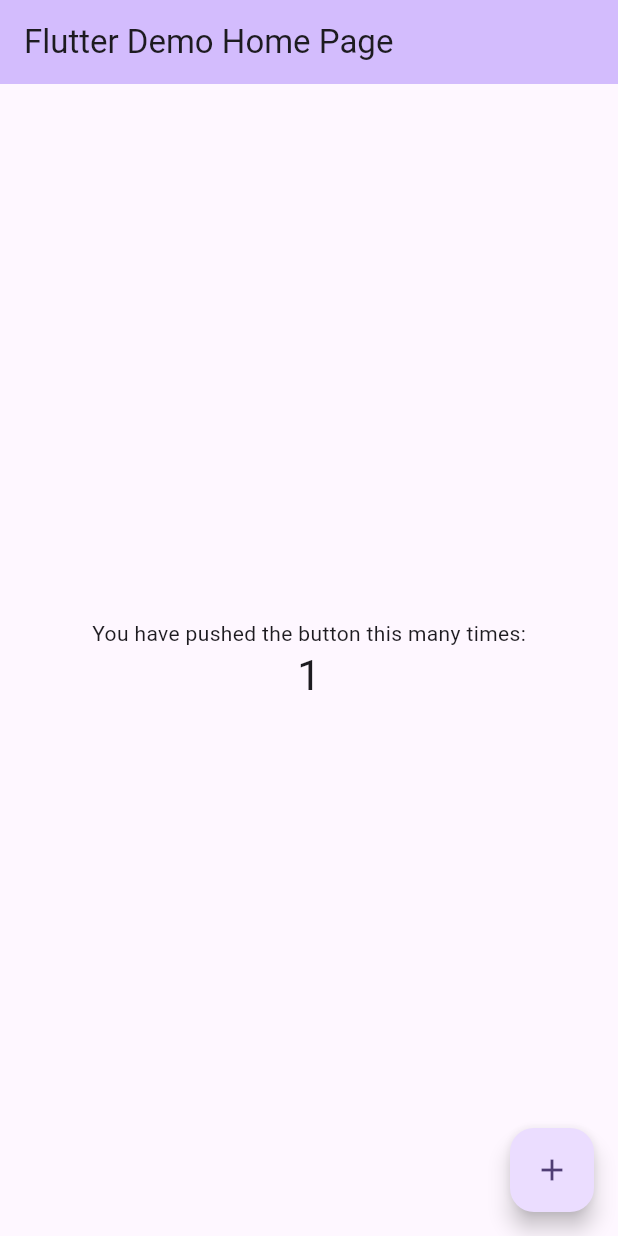
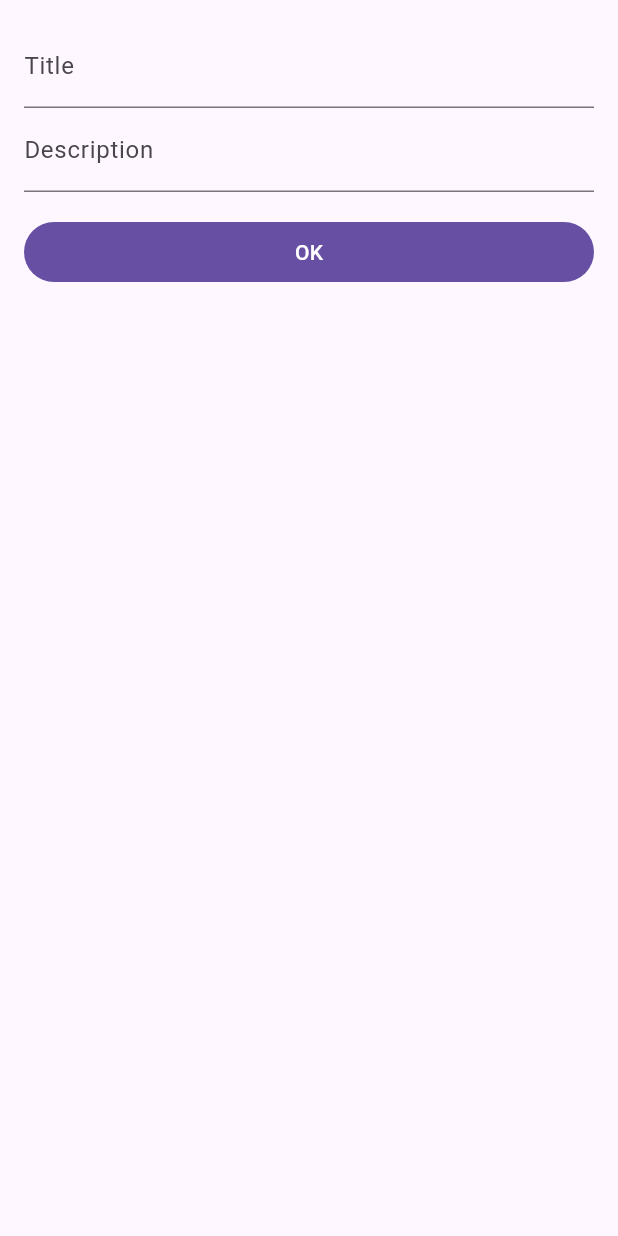
Before and after one commit to fluttered-book/todo, a Flutter app: the screen it shows after launch, after a tap on the "add" icon, on a phone screen of 412 x 824 dp. Run offline on Flutter 3.47's test engine with Material 3 defaults, Android fonts, the light colour scheme and no system bars; our stand-ins replace equatable, flutter_bloc.

Commit message:
To-do app without data persistance

```diff
--- /dev/null
+++ b/lib/core/todo_cubit.dart
@@ -0,0 +1,50 @@
+import 'package:flutter_bloc/flutter_bloc.dart';
+import 'package:todo/core/todo_state.dart';
+import 'package:uuid/uuid.dart';
+
+import '../data/model.dart';
+
+class TodoCubit extends Cubit<TodoState> {
+  TodoCubit() : super(TodoState.create());
+
+  Todo create({String? id}) {
+    final todo = Todo.create(id: id ?? Uuid().v4());
+    final newState = state.copyWith(todos: [todo, ...state.todos]);
+    emit(newState);
+    return todo;
+  }
+
+  void update(Todo todo) {
+    final index = state.todos.indexWhere((x) => x.id == todo.id);
+    final newState = state.copyWith(
+      todos: [
+        ...state.todos.take(index),
+        todo,
+        ...state.todos.skip(index + 1),
+      ],
+      status: TodoStatus.saving,
+    );
+    emit(newState);
+    Future.delayed(Duration(seconds: 1))
+        .then((_) => emit(state.copyWith(status: TodoStatus.ready)));
+  }
+
+  void delete(String id) {
+    final index = state.todos.indexWhere((x) => x.id == id);
+    final newState = state.copyWith(
+      todos: [
+        ...state.todos.take(index),
+        ...state.todos.skip(index + 1),
+      ],
+      status: TodoStatus.saving,
+    );
+    emit(newState);
+    Future.delayed(Duration(seconds: 1))
+        .then((_) => emit(state.copyWith(status: TodoStatus.ready)));
+  }
+
+  void toggle(String id) {
+    final todo = state.todos.singleWhere((x) => x.id == id);
+    update(todo.toggleDone());
+  }
+}
--- /dev/null
+++ b/lib/core/todo_state.dart
@@ -0,0 +1,30 @@
+import 'package:equatable/equatable.dart';
+import 'package:todo/data/model.dart';
+
+enum TodoStatus {
+  loading,
+  saving,
+  ready,
+}
+
+class TodoState extends Equatable {
+  final TodoStatus status;
+  final List<Todo> todos;
+
+  const TodoState({required this.status, required this.todos});
+
+  const TodoState.create({
+    this.status = TodoStatus.ready,
+    this.todos = const [],
+  });
+
+  TodoState copyWith({TodoStatus? status, List<Todo>? todos}) {
+    return TodoState(
+      status: status ?? this.status,
+      todos: todos ?? this.todos,
+    );
+  }
+
+  @override
+  List<Object?> get props => [status, todos];
+}
--- /dev/null
+++ b/lib/data/model.dart
@@ -0,0 +1,40 @@
+import 'package:equatable/equatable.dart';
+
+class Todo extends Equatable {
+  final String id;
+  final String title;
+  final String description;
+  final bool done;
+
+  const Todo({
+    required this.id,
+    required this.title,
+    required this.description,
+    required this.done,
+  });
+
+  const Todo.create({
+    required this.id,
+    this.title = '',
+    this.description = '',
+    this.done = false,
+  });
+
+  Todo copyWith({
+    String? title,
+    String? description,
+    bool? done,
+  }) {
+    return Todo(
+      id: id,
+      title: title ?? this.title,
+      description: description ?? this.description,
+      done: done ?? this.done,
+    );
+  }
+
+  Todo toggleDone() => copyWith(done: !done);
+
+  @override
+  List<Object?> get props => [id, title, description, done];
+}
--- a/lib/main.dart
+++ b/lib/main.dart
@@ -1,125 +1,21 @@
 import 'package:flutter/material.dart';
+import 'package:flutter_bloc/flutter_bloc.dart';
+
+import 'core/todo_cubit.dart';
+import 'ui/todo_list_page.dart';
 
 void main() {
-  runApp(const MyApp());
+  runApp(const TodoApp());
 }
 
-class MyApp extends StatelessWidget {
-  const MyApp({super.key});
+class TodoApp extends StatelessWidget {
+  const TodoApp({super.key});
 
-  // This widget is the root of your application.
   @override
   Widget build(BuildContext context) {
-    return MaterialApp(
-      title: 'Flutter Demo',
-      theme: ThemeData(
-        // This is the theme of your application.
-        //
-        // TRY THIS: Try running your application with "flutter run". You'll see
-        // the application has a purple toolbar. Then, without quitting the app,
-        // try changing the seedColor in the colorScheme below to Colors.green
-        // and then invoke "hot reload" (save your changes or press the "hot
-        // reload" button in a Flutter-supported IDE, or press "r" if you used
-        // the command line to start the app).
-        //
-        // Notice that the counter didn't reset back to zero; the application
-        // state is not lost during the reload. To reset the state, use hot
-        // restart instead.
-        //
-        // This works for code too, not just values: Most code changes can be
-        // tested with just a hot reload.
-        colorScheme: ColorScheme.fromSeed(seedColor: Colors.deepPurple),
-        useMaterial3: true,
-      ),
-      home: const MyHomePage(title: 'Flutter Demo Home Page'),
+    return BlocProvider(
+      create: (_) => TodoCubit(),
+      child: MaterialApp(home: TodoListPage()),
     );
   }
 }
-
-class MyHomePage extends StatefulWidget {
-  const MyHomePage({super.key, required this.title});
-
-  // This widget is the home page of your application. It is stateful, meaning
-  // that it has a State object (defined below) that contains fields that affect
-  // how it looks.
-
-  // This class is the configuration for the state. It holds the values (in this
-  // case the title) provided by the parent (in this case the App widget) and
-  // used by the build method of the State. Fields in a Widget subclass are
-  // always marked "final".
-
-  final String title;
-
-  @override
-  State<MyHomePage> createState() => _MyHomePageState();
-}
-
-class _MyHomePageState extends State<MyHomePage> {
-  int _counter = 0;
-
-  void _incrementCounter() {
-    setState(() {
-      // This call to setState tells the Flutter framework that something has
-      // changed in this State, which causes it to rerun the build method below
-      // so that the display can reflect the updated values. If we changed
-      // _counter without calling setState(), then the build method would not be
-      // called again, and so nothing would appear to happen.
-      _counter++;
-    });
-  }
-
-  @override
-  Widget build(BuildContext context) {
-    // This method is rerun every time setState is called, for instance as done
-    // by the _incrementCounter method above.
-    //
-    // The Flutter framework has been optimized to make rerunning build methods
-    // fast, so that you can just rebuild anything that needs updating rather
-    // than having to individually change instances of widgets.
-    return Scaffold(
-      appBar: AppBar(
-        // TRY THIS: Try changing the color here to a specific color (to
-        // Colors.amber, perhaps?) and trigger a hot reload to see the AppBar
-        // change color while the other colors stay the same.
-        backgroundColor: Theme.of(context).colorScheme.inversePrimary,
-        // Here we take the value from the MyHomePage object that was created by
-        // the App.build method, and use it to set our appbar title.
-        title: Text(widget.title),
-      ),
-      body: Center(
-        // Center is a layout widget. It takes a single child and positions it
-        // in the middle of the parent.
-        child: Column(
-          // Column is also a layout widget. It takes a list of children and
-          // arranges them vertically. By default, it sizes itself to fit its
-          // children horizontally, and tries to be as tall as its parent.
-          //
-          // Column has various properties to control how it sizes itself and
-          // how it positions its children. Here we use mainAxisAlignment to
-          // center the children vertically; the main axis here is the vertical
-          // axis because Columns are vertical (the cross axis would be
-          // horizontal).
-          //
-          // TRY THIS: Invoke "debug painting" (choose the "Toggle Debug Paint"
-          // action in the IDE, or press "p" in the console), to see the
-          // wireframe for each widget.
-          mainAxisAlignment: MainAxisAlignment.center,
-          children: <Widget>[
-            const Text(
-              'You have pushed the button this many times:',
-            ),
-            Text(
-              '$_counter',
-              style: Theme.of(context).textTheme.headlineMedium,
-            ),
-          ],
-        ),
-      ),
-      floatingActionButton: FloatingActionButton(
-        onPressed: _incrementCounter,
-        tooltip: 'Increment',
-        child: const Icon(Icons.add),
-      ), // This trailing comma makes auto-formatting nicer for build methods.
-    );
-  }
-}
--- /dev/null
+++ b/lib/ui/todo_list_page.dart
@@ -0,0 +1,68 @@
+import 'package:flutter/material.dart';
+import 'package:flutter_bloc/flutter_bloc.dart';
+
+import '../core/todo_cubit.dart';
+import '../core/todo_state.dart';
+import 'update_todo_dialog.dart';
+
+class TodoListPage extends StatelessWidget {
+  const TodoListPage({
+    super.key,
+  });
+
+  @override
+  Widget build(BuildContext context) {
+    return Scaffold(
+      appBar: AppBar(title: Text("ToDo")),
+      body: BlocConsumer<TodoCubit, TodoState>(
+          listenWhen: (previous, current) =>
+              previous.status == TodoStatus.ready &&
+              current.status != TodoStatus.ready,
+          listener: (context, state) {
+            final message = switch (state.status) {
+              TodoStatus.saving => "Saving...",
+              TodoStatus.loading => "Loading...",
+              _ => null
+            };
+            if (message == null) return;
+            ScaffoldMessenger.of(context).showSnackBar(
+              SnackBar(content: Text(message)),
+            );
+          },
+          buildWhen: (previous, current) => previous.todos != current.todos,
+          builder: (context, state) {
+            return ListView.separated(
+              itemBuilder: (context, index) {
+                final todo = state.todos[index];
+                return Dismissible(
+                  key: Key(todo.id),
+                  background: Container(color: Colors.redAccent),
+                  child: ListTile(
+                    title: Text(todo.title),
+                    subtitle: Text(todo.description),
+                    trailing: Checkbox(
+                      value: todo.done,
+                      onChanged: (_) =>
+                          context.read<TodoCubit>().toggle(todo.id),
+                    ),
+                  ),
+                  onDismissed: (_) => context.read<TodoCubit>().delete(todo.id),
+                );
+              },
+              separatorBuilder: (context, index) => const Divider(),
+              itemCount: state.todos.length,
+            );
+          }),
+      floatingActionButton: FloatingActionButton(
+        onPressed: () {
+          showDialog(
+            context: context,
+            builder: (context) =>
+                UpdateTodoDialog(todo: context.read<TodoCubit>().create()),
+          );
+        },
+        child: Icon(Icons.add),
+      ),
+    );
+  }
+}
--- /dev/null
+++ b/lib/ui/update_todo_dialog.dart
@@ -0,0 +1,59 @@
+import 'package:flutter/material.dart';
+import 'package:flutter_bloc/flutter_bloc.dart';
+
+import '../core/todo_cubit.dart';
+import '../data/model.dart';
+
+class UpdateTodoDialog extends StatefulWidget {
+  final Todo todo;
+
+  const UpdateTodoDialog({super.key, required this.todo});
+
+  @override
+  State<UpdateTodoDialog> createState() => _UpdateTodoDialogState();
+}
+
+class _UpdateTodoDialogState extends State<UpdateTodoDialog> {
+  final _formKey = GlobalKey<FormState>();
+  String? _title;
+  String? _description;
+
+  @override
+  Widget build(BuildContext context) {
+    return Dialog.fullscreen(
+      child: Form(
+        key: _formKey,
+        child: ListView(
+          padding: EdgeInsets.all(16),
+          children: [
+            TextFormField(
+              decoration: InputDecoration(labelText: 'Title'),
+              validator: (value) =>
+                  value?.isEmpty ?? true ? 'Please give it a title' : null,
+              initialValue: widget.todo.title,
+              onChanged: (value) => _title = value,
+            ),
+            TextFormField(
+              decoration: InputDecoration(labelText: 'Description'),
+              initialValue: widget.todo.description,
+              onChanged: (value) => _description = value,
+            ),
+            SizedBox(height: 16),
+            FilledButton(
+              onPressed: () {
+                if (!_formKey.currentState!.validate()) return;
+                final update = widget.todo.copyWith(
+                  title: _title,
+                  description: _description,
+                );
+                context.read<TodoCubit>().update(update);
+                Navigator.of(context).pop();
+              },
+              child: Text('OK'),
+            )
+          ],
+        ),
+      ),
+    );
+  }
+}
--- a/pubspec.yaml
+++ b/pubspec.yaml
@@ -35,6 +35,9 @@ dependencies:
   # Use with the CupertinoIcons class for iOS style icons.
   cupertino_icons: ^1.0.8
   flutter_bloc: ^9.0.0
+  uuid: ^4.5.1
+  bloc_test: ^10.0.0
+  equatable: ^2.0.7
 
 dev_dependencies:
   flutter_test:
```
Also changed, not shown: pubspec.lock, 59 other files.
